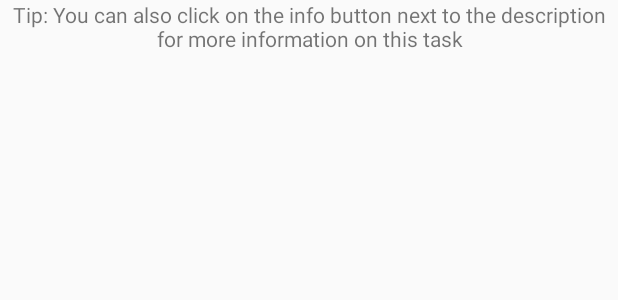
After one commit to DawnVisions/JourneyHome, an Android app: the layout complete_dialog.xml on its own in the app's theme, with its tools: preview values and no code run, on a phone screen of 412 x 824 dp. The commit adds this screen. Shown: the top 300 px of the screen. Run offline under Robolectric (Android 15) with nearby library versions, the phone set to English and light mode, and no system bars.

Commit message:
Completed item click alert dialog with CompleteTask dialog fragment - still need to call notifyDataSetChanged() somehow

```diff
--- a/app/src/main/java/com/dawnvisions/journeyhome/Dashboard.java
+++ b/app/src/main/java/com/dawnvisions/journeyhome/Dashboard.java
@@ -1,5 +1,6 @@
 package com.dawnvisions.journeyhome;
 
+        import android.content.DialogInterface;
         import android.content.SharedPreferences;
         import android.os.Bundle;
         import android.preference.Preference;
@@ -50,7 +51,7 @@ public class Dashboard extends Fragment
         TaskSource.FeedingDetour(detour);
 
         //Fill recycler view with tasks
-        TaskViewAdapter adapter = new TaskViewAdapter(view.getContext(), TaskSource.tasks);
+        final TaskViewAdapter adapter = new TaskViewAdapter(view.getContext(), TaskSource.tasks);
         RecyclerView recyclerView = view.findViewById(R.id.dashboard_recycler);
         recyclerView.setAdapter(adapter);
     }
--- a/app/src/main/java/com/dawnvisions/journeyhome/MainActivity.java
+++ b/app/src/main/java/com/dawnvisions/journeyhome/MainActivity.java
@@ -5,6 +5,7 @@ import android.content.Intent;
 import android.os.Bundle;
 import android.support.annotation.NonNull;
 import android.support.design.widget.BottomNavigationView;
+import android.support.v4.app.DialogFragment;
 import android.support.v4.app.Fragment;
 import android.support.v4.app.FragmentTransaction;
 import android.support.v7.app.AppCompatActivity;
@@ -97,5 +98,4 @@ public class MainActivity extends AppCompatActivity
         ft.replace(R.id.content_frame, fragment).addToBackStack(null);
         ft.commit();
     }
-
 }
--- /dev/null
+++ b/app/src/main/res/layout/complete_dialog.xml
@@ -0,0 +1,12 @@
+<LinearLayout xmlns:android="http://schemas.android.com/apk/res/android"
+    android:orientation="vertical"
+    android:layout_width="wrap_content"
+    android:layout_height="wrap_content">
+
+    <TextView
+        android:id="@+id/textView2"
+        android:layout_width="match_parent"
+        android:layout_height="wrap_content"
+        android:text="Tip: You can also click on the info button next to the description for more information on this task"
+        android:textAlignment="center" />
+</LinearLayout>
```
Also changed, not shown: app/src/main/java/com/dawnvisions/journeyhome/CompleteTask.java (added, +86 -0 lines), app/src/main/java/com/dawnvisions/journeyhome/Task.java (+5 -5 lines), app/src/main/java/com/dawnvisions/journeyhome/TaskViewAdapter.java (+18 -5 lines).
